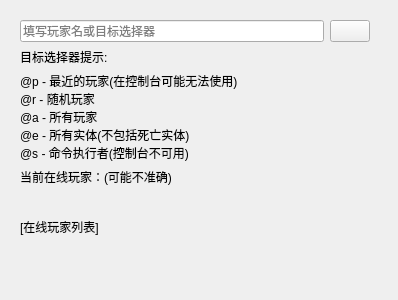
Qt form QtUI/playersControllerMainWidget.ui (MCSLTeam/MCSL2) before a commit.
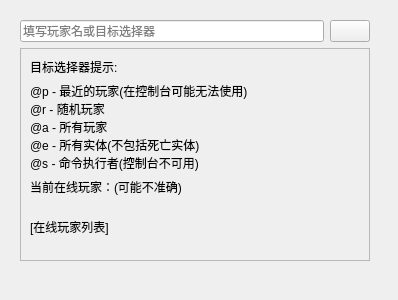
The same form after that commit. Custom widgets are drawn as their Qt base class.

```diff
--- a/QtUI/playersControllerMainWidget.ui
+++ b/QtUI/playersControllerMainWidget.ui
@@ -31,13 +31,10 @@
    <property name="minimumSize">
     <size>
      <width>350</width>
-     <height>190</height>
+     <height>241</height>
     </size>
    </property>
    <layout class="QGridLayout" name="gridLayout">
-    <item row="0" column="1">
-     <widget class="ComboBox" name="mode"/>
-    </item>
     <item row="0" column="0">
      <widget class="LineEdit" name="who">
       <property name="placeholderText">
@@ -45,7 +42,41 @@
       </property>
      </widget>
     </item>
-    <item row="2" column="0" colspan="2">
+    <item row="0" column="1">
+     <widget class="ComboBox" name="mode"/>
+    </item>
+    <item row="1" column="0" colspan="2">
+     <widget class="SmoothScrollArea" name="tipSmoothScrollArea">
+      <property name="verticalScrollBarPolicy">
+       <enum>Qt::ScrollBarAsNeeded</enum>
+      </property>
+      <property name="widgetResizable">
+       <bool>true</bool>
+      </property>
+      <widget class="QWidget" name="tipScrollAreaWidgetContents">
+       <property name="geometry">
+        <rect>
+         <x>0</x>
+         <y>-6</y>
+         <width>313</width>
+         <height>188</height>
+        </rect>
+       </property>
+       <layout class="QVBoxLayout" name="verticalLayout">
+        <item>
+         <widget class="StrongBodyLabel" name="targetSelectorTipTitle">
+          <property name="sizePolicy">
+           <sizepolicy hsizetype="Fixed" vsizetype="Fixed">
+            <horstretch>0</horstretch>
+            <verstretch>0</verstretch>
+           </sizepolicy>
+          </property>
+          <property name="text">
+           <string>目标选择器提示:</string>
+          </property>
+         </widget>
+        </item>
+        <item>
      <widget class="BodyLabel" name="targetSelectorTip">
       <property name="sizePolicy">
        <sizepolicy hsizetype="Fixed" vsizetype="Fixed">
@@ -62,7 +93,7 @@
       </property>
      </widget>
     </item>
-    <item row="3" column="0" colspan="2">
+        <item>
      <widget class="StrongBodyLabel" name="playersTipTitle">
       <property name="sizePolicy">
        <sizepolicy hsizetype="Fixed" vsizetype="Fixed">
@@ -75,24 +106,21 @@
       </property>
      </widget>
     </item>
-    <item row="4" column="0" colspan="2">
+        <item>
      <widget class="BodyLabel" name="playersTip">
+          <property name="sizePolicy">
+           <sizepolicy hsizetype="Expanding" vsizetype="Expanding">
+            <horstretch>0</horstretch>
+            <verstretch>0</verstretch>
+           </sizepolicy>
+          </property>
       <property name="text">
        <string>[在线玩家列表]</string>
       </property>
      </widget>
     </item>
-    <item row="1" column="0" colspan="2">
-     <widget class="StrongBodyLabel" name="targetSelectorTipTitle">
-      <property name="sizePolicy">
-       <sizepolicy hsizetype="Preferred" vsizetype="Fixed">
-        <horstretch>0</horstretch>
-        <verstretch>0</verstretch>
-       </sizepolicy>
-      </property>
-      <property name="text">
-       <string>目标选择器提示:</string>
-      </property>
+       </layout>
+      </widget>
      </widget>
     </item>
    </layout>
@@ -104,6 +132,12 @@
    <extends>QPushButton</extends>
    <header>qfluentwidgets</header>
   </customwidget>
+  <customwidget>
+   <class>SmoothScrollArea</class>
+   <extends>QScrollArea</extends>
+   <header>qfluentwidgets</header>
+   <container>1</container>
+  </customwidget>
   <customwidget>
    <class>BodyLabel</class>
    <extends>QLabel</extends>
```
Lines whose indentation alone changed are shown as unchanged.
